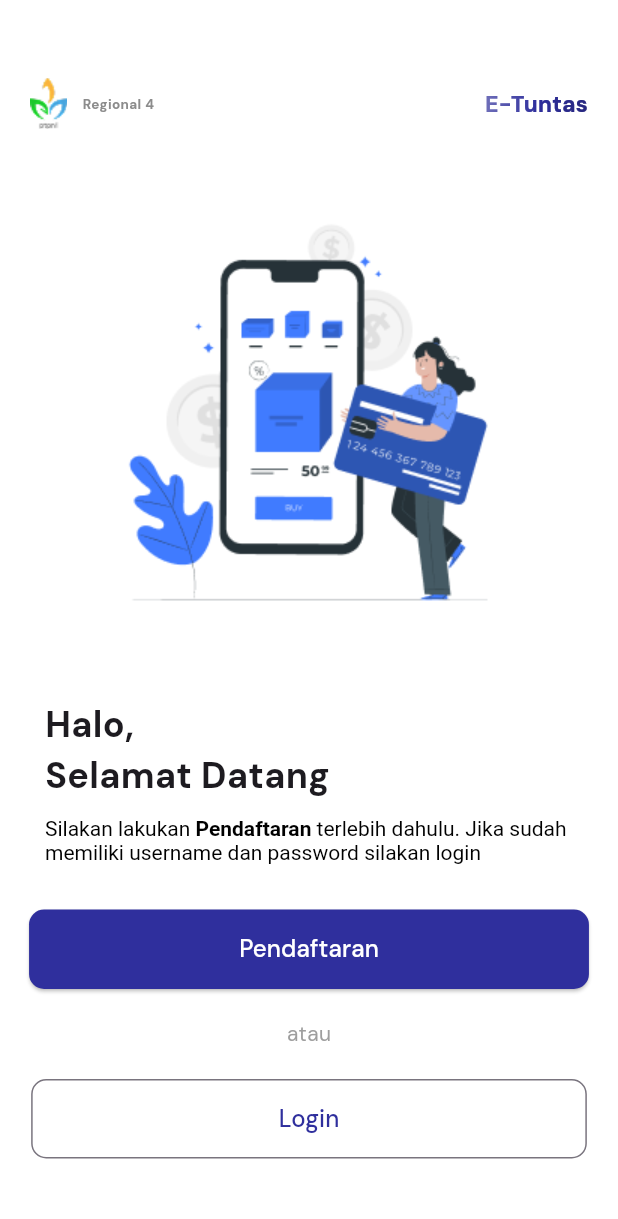
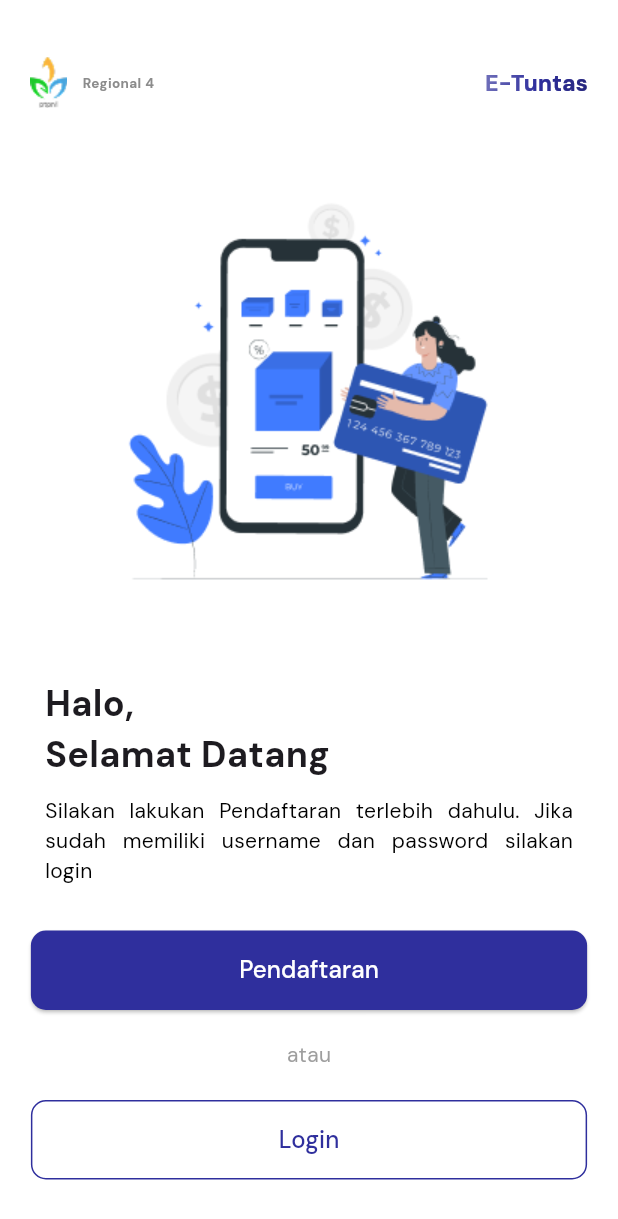
Before and after one commit to ssscholastica/e-Tuntas, a Flutter app: the screen it shows after launch, on a phone screen of 412 x 824 dp. Shown: the top 1219 px of the screen. Run offline on Flutter 3.47's test engine with Material 3 defaults, Android fonts, the phone set to English and light mode, and no system bars; our stand-ins replace badges, dropdown_search, file_picker, google_fonts, open_file.

Commit message:
Update mediaquery

```diff
--- a/lib/splashScreen.dart
+++ b/lib/splashScreen.dart
@@ -18,34 +18,43 @@ class _SplashScreenState extends State<SplashScreen> {
 
   @override
   Widget build(BuildContext context) {
+    double screenWidth = MediaQuery.of(context).size.width;
+
     return Scaffold(
       backgroundColor: Colors.white,
-      body: Column(
+      body: Center(
+        child: Padding(
+          padding: const EdgeInsets.symmetric(horizontal: 20),
+          child: Column(
             mainAxisAlignment: MainAxisAlignment.center,
+            crossAxisAlignment: CrossAxisAlignment.center,
             children: [
-          Padding(
-            padding: const EdgeInsets.only(left: 20, right: 20),
-            child: Row(
+              Row(
+                mainAxisAlignment: MainAxisAlignment.spaceBetween,
                 children: [
-                Image.asset(
-                  "assets/logo ptpn1.png",
-                  height: 34.653465270996094,
+                  Row(
+                    children: [
+                      Image.asset("assets/logo ptpn1.png",
+                        height: 34.65,
                         width: 25,
                       ),
-                const SizedBox(
-                  width: 10,
-                ),
-                const Text(
-                  "Regional 4",
+                      const SizedBox(width: 10),
+                      const Text("Regional 4",
                         style: TextStyle(
                           fontSize: 9,
                           fontWeight: FontWeight.bold,
-                      color: Color(0xFF8C8C8C)),
+                          color: Color(0xFF8C8C8C),
                         ),
-                const Spacer(),
+                      )
+                    ],
+                  ),
                   ShaderMask(
                     shaderCallback: (bounds) => const LinearGradient(
-                    colors: [Color(0xFF6F6FB9), Color(0xFF2F2F9D), Color(0xFF26267E)],
+                      colors: [
+                        Color(0xFF6F6FB9),
+                        Color(0xFF2F2F9D),
+                        Color(0xFF26267E)
+                      ],
                     ).createShader(bounds),
                     child: const Text(
                       'E-Tuntas',
@@ -58,7 +67,6 @@ class _SplashScreenState extends State<SplashScreen> {
                   )
                 ],
               ),
-          ),
               const SizedBox(height: 40),
               Image.asset(
                 "assets/Credit card-pana 1.png",
@@ -66,38 +74,29 @@ class _SplashScreenState extends State<SplashScreen> {
                 width: 300,
               ),
               const SizedBox(height: 40),
-          Align(
+              const Align(
                 alignment: Alignment.centerLeft,
-            child: Container(
-              margin: const EdgeInsets.only(left: 30),
-              child: const Text(
+                child: Padding(
+                  padding: EdgeInsets.only(left: 10),
+                  child: Text(
                     "Halo, \nSelamat Datang",
                     style: TextStyle(fontSize: 24, fontWeight: FontWeight.bold),
                   ),
                 ),
               ),
               const SizedBox(height: 10),
-          Container(
-            margin: const EdgeInsets.only(left: 30, right: 30),
-            child: RichText(
-              text: const TextSpan(
+              const Padding(
+                padding: EdgeInsets.symmetric(horizontal: 10),
+                child: Text(
+                  "Silakan lakukan Pendaftaran terlebih dahulu. Jika sudah memiliki username dan password silakan login",
                   style: TextStyle(fontSize: 14, color: Colors.black),
-                children: <TextSpan>[
-                  TextSpan(text: "Silakan lakukan "),
-                  TextSpan(
-                    text: "Pendaftaran",
-                    style: TextStyle(fontWeight: FontWeight.bold),
-                  ),
-                  TextSpan(
-                    text:
-                        " terlebih dahulu. Jika sudah memiliki username dan password silakan login",
-                  ),
-                ],
-              ),
+                  textAlign: TextAlign.justify,
                 ),
               ),
               const SizedBox(height: 30),
-          ElevatedButton(
+              SizedBox(
+                width: screenWidth * 0.9,
+                child: ElevatedButton(
                   onPressed: () {
                     Navigator.push(
                       context,
@@ -105,20 +104,25 @@ class _SplashScreenState extends State<SplashScreen> {
                     );
                   },
                   style: ElevatedButton.styleFrom(
-                padding:
-                    const EdgeInsets.symmetric(horizontal: 140, vertical: 15),
+                    padding: const EdgeInsets.symmetric(vertical: 15),
                     shape: RoundedRectangleBorder(
                       borderRadius: BorderRadius.circular(10),
                     ),
-                backgroundColor: const Color(0xFF2F2F9D)),
-            child: const Text("Pendaftaran",
-                style: TextStyle(color: Color(0xFFFFFFFF), fontSize: 16)),
+                    backgroundColor: const Color(0xFF2F2F9D),
+                  ),
+                  child: const Text(
+                    "Pendaftaran",
+                    style: TextStyle(color: Colors.white, fontSize: 16),
+                  ),
+                ),
               ),
               const SizedBox(height: 20),
               const Text("atau",
                   style: TextStyle(fontSize: 14, color: Colors.grey)),
               const SizedBox(height: 20),
-          OutlinedButton(
+              SizedBox(
+                width: screenWidth * 0.9,
+                child: OutlinedButton(
                   onPressed: () {
                     Navigator.push(
                       context,
@@ -126,16 +130,21 @@ class _SplashScreenState extends State<SplashScreen> {
                     );
                   },
                   style: OutlinedButton.styleFrom(
-              padding:
-                  const EdgeInsets.symmetric(horizontal: 165, vertical: 15),
+                    padding: const EdgeInsets.symmetric(vertical: 15),
                     shape: RoundedRectangleBorder(
                       borderRadius: BorderRadius.circular(10),
                     ),
+                    side: const BorderSide(color: Color(0xFF2F2F9D)),
                   ),
-            child: const Text("Login",
-                style: TextStyle(color: Color(0xFF2F2F9D), fontSize: 16)),
+                  child: const Text(
+                    "Login",
+                    style: TextStyle(color: Color(0xFF2F2F9D), fontSize: 16),
+                  ),
+                ),
               ),
             ],
+          ),
+        ),
       ),
     );
   }
```
Lines whose indentation alone changed are shown as unchanged.
